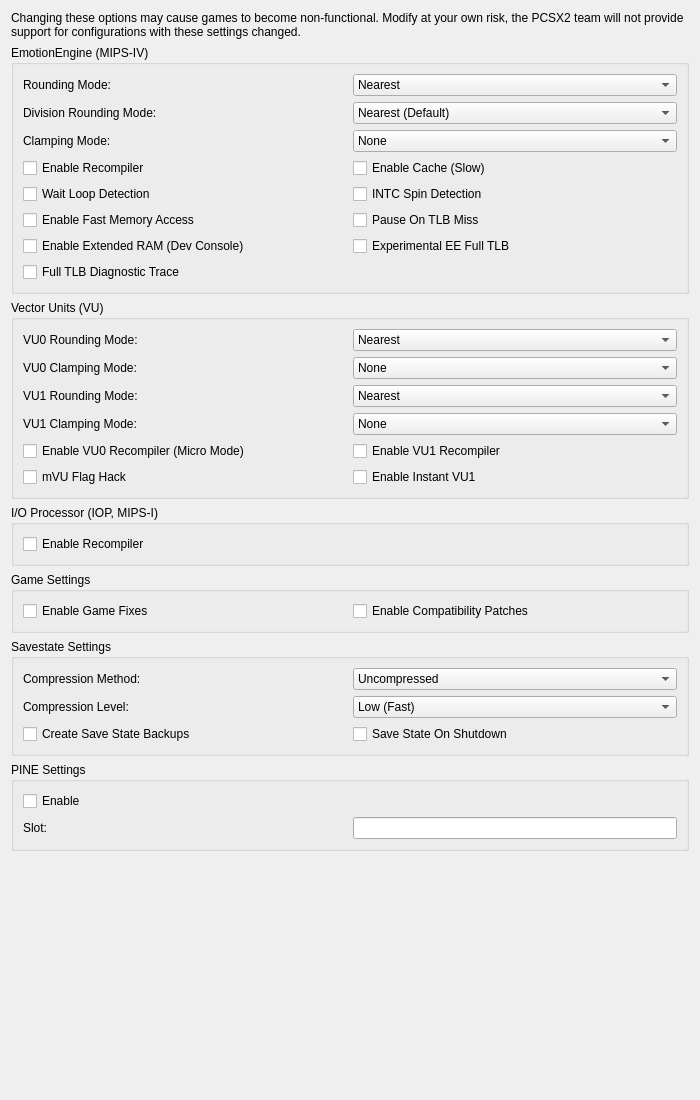
This is pcsx2-qt/Settings/AdvancedSettingsWidget.ui in maekawa-mugi/pcsx2-basement as Qt 5 draws it before an edit. The edited form follows.
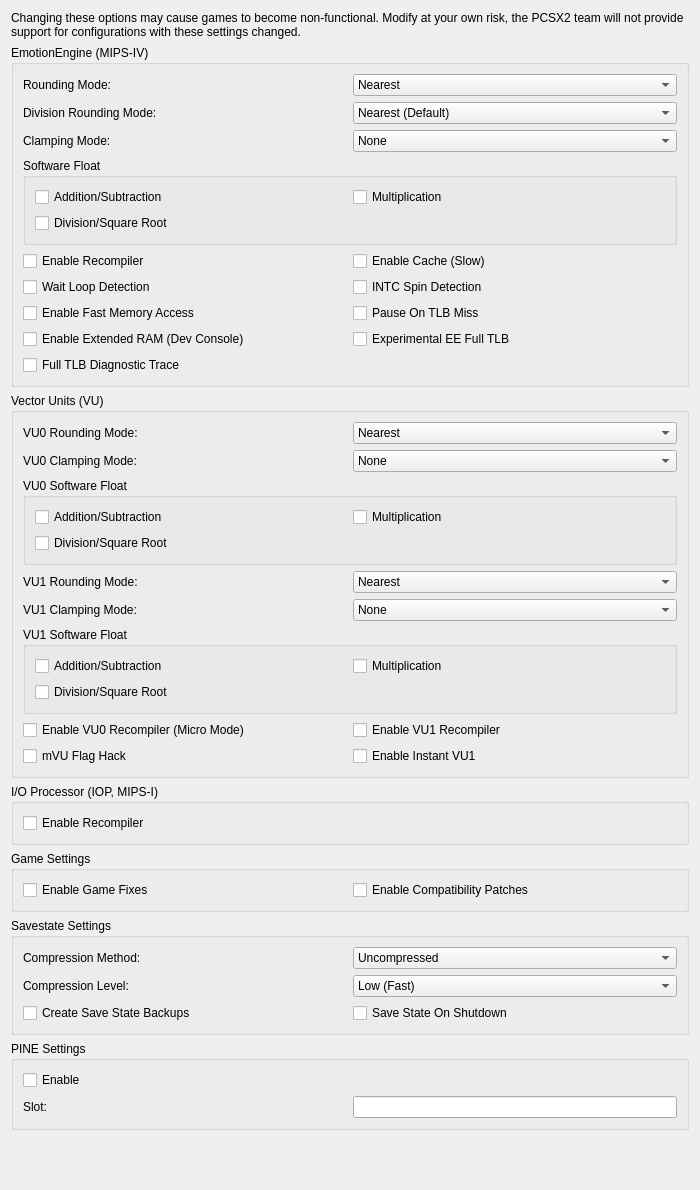
This is the edited form.

Commit message: SoftFloat: port exact EE/VU interpreter support

The edit to the form file:
```diff
--- a/pcsx2-qt/Settings/AdvancedSettingsWidget.ui
+++ b/pcsx2-qt/Settings/AdvancedSettingsWidget.ui
@@ -7,7 +7,7 @@
     <x>0</x>
     <y>0</y>
     <width>700</width>
-    <height>1100</height>
+    <height>1190</height>
    </rect>
   </property>
   <layout class="QVBoxLayout" name="_2">
@@ -129,7 +129,7 @@
         </item>
        </widget>
       </item>
-      <item row="3" column="0" colspan="2">
+      <item row="4" column="0" colspan="2">
        <layout class="QGridLayout" name="eeSettingsMisc">
         <item row="1" column="0">
          <widget class="QCheckBox" name="eeWaitLoopDetection">
@@ -196,6 +196,36 @@
         </item>
        </layout>
       </item>
+      <item row="3" column="0" colspan="2">
+       <widget class="QGroupBox" name="eeSoftFloat">
+        <property name="title">
+         <string>Software Float</string>
+        </property>
+        <layout class="QGridLayout" name="gridLayout_4">
+         <item row="0" column="1">
+          <widget class="QCheckBox" name="eeSoftMul">
+           <property name="text">
+            <string>Multiplication</string>
+           </property>
+          </widget>
+         </item>
+         <item row="0" column="0">
+          <widget class="QCheckBox" name="eeSoftAddSub">
+           <property name="text">
+            <string>Addition/Subtraction</string>
+           </property>
+          </widget>
+         </item>
+         <item row="1" column="0">
+          <widget class="QCheckBox" name="eeSoftDivSqrt">
+           <property name="text">
+            <string>Division/Square Root</string>
+           </property>
+          </widget>
+         </item>
+        </layout>
+       </widget>
+      </item>
      </layout>
     </widget>
    </item>
@@ -205,7 +235,7 @@
       <string extracomment="Vector Unit/VU: refers to two of PS2's processors. Do not translate the full text or do so as a comment. Leave the acronym as-is.">Vector Units (VU)</string>
      </property>
      <layout class="QGridLayout" name="gridLayout_3">
-      <item row="2" column="0">
+      <item row="3" column="0">
        <widget class="QLabel" name="vu1RoundingLabel">
         <property name="text">
          <string>VU1 Rounding Mode:</string>
@@ -239,7 +269,67 @@
         </item>
        </widget>
       </item>
-      <item row="4" column="0" colspan="2">
+      <item row="5" column="0" colspan="2">
+       <widget class="QGroupBox" name="vu1SoftFloat">
+        <property name="title">
+         <string>VU1 Software Float</string>
+        </property>
+        <layout class="QGridLayout" name="gridLayout_8">
+         <item row="0" column="1">
+          <widget class="QCheckBox" name="vu1SoftMul">
+           <property name="text">
+            <string>Multiplication</string>
+           </property>
+          </widget>
+         </item>
+         <item row="0" column="0">
+          <widget class="QCheckBox" name="vu1SoftAddSub">
+           <property name="text">
+            <string>Addition/Subtraction</string>
+           </property>
+          </widget>
+         </item>
+         <item row="1" column="0">
+          <widget class="QCheckBox" name="vu1SoftDivSqrt">
+           <property name="text">
+            <string>Division/Square Root</string>
+           </property>
+          </widget>
+         </item>
+        </layout>
+       </widget>
+      </item>
+      <item row="2" column="0" colspan="2">
+       <widget class="QGroupBox" name="vu0SoftFloat">
+        <property name="title">
+         <string>VU0 Software Float</string>
+        </property>
+        <layout class="QGridLayout" name="gridLayout_6">
+         <item row="0" column="1">
+          <widget class="QCheckBox" name="vu0SoftMul">
+           <property name="text">
+            <string>Multiplication</string>
+           </property>
+          </widget>
+         </item>
+         <item row="0" column="0">
+          <widget class="QCheckBox" name="vu0SoftAddSub">
+           <property name="text">
+            <string>Addition/Subtraction</string>
+           </property>
+          </widget>
+         </item>
+         <item row="1" column="0">
+          <widget class="QCheckBox" name="vu0SoftDivSqrt">
+           <property name="text">
+            <string>Division/Square Root</string>
+           </property>
+          </widget>
+         </item>
+        </layout>
+       </widget>
+      </item>
+      <item row="6" column="0" colspan="2">
        <layout class="QGridLayout" name="vuSettingsLayout">
         <item row="1" column="0">
          <widget class="QCheckBox" name="vuFlagHack">
@@ -315,7 +405,7 @@
         </property>
        </widget>
       </item>
-      <item row="3" column="0">
+      <item row="4" column="0">
        <widget class="QLabel" name="vu1ClampLabel">
         <property name="text">
          <string>VU1 Clamping Mode:</string>
@@ -325,7 +415,7 @@
         </property>
        </widget>
       </item>
-      <item row="2" column="1">
+      <item row="3" column="1">
        <widget class="QComboBox" name="vu1RoundingMode">
         <item>
          <property name="text">
@@ -349,7 +439,7 @@
         </item>
        </widget>
       </item>
-      <item row="3" column="1">
+      <item row="4" column="1">
        <widget class="QComboBox" name="vu1ClampMode">
         <item>
          <property name="text">
```
The commit also changes 26 other files.
